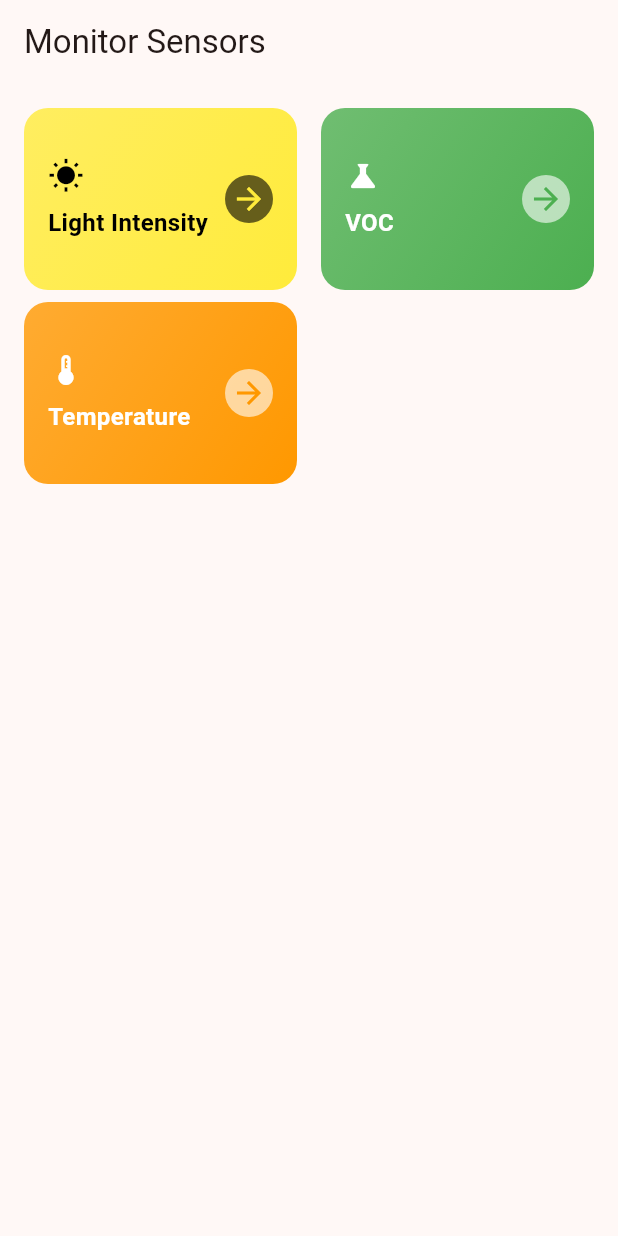
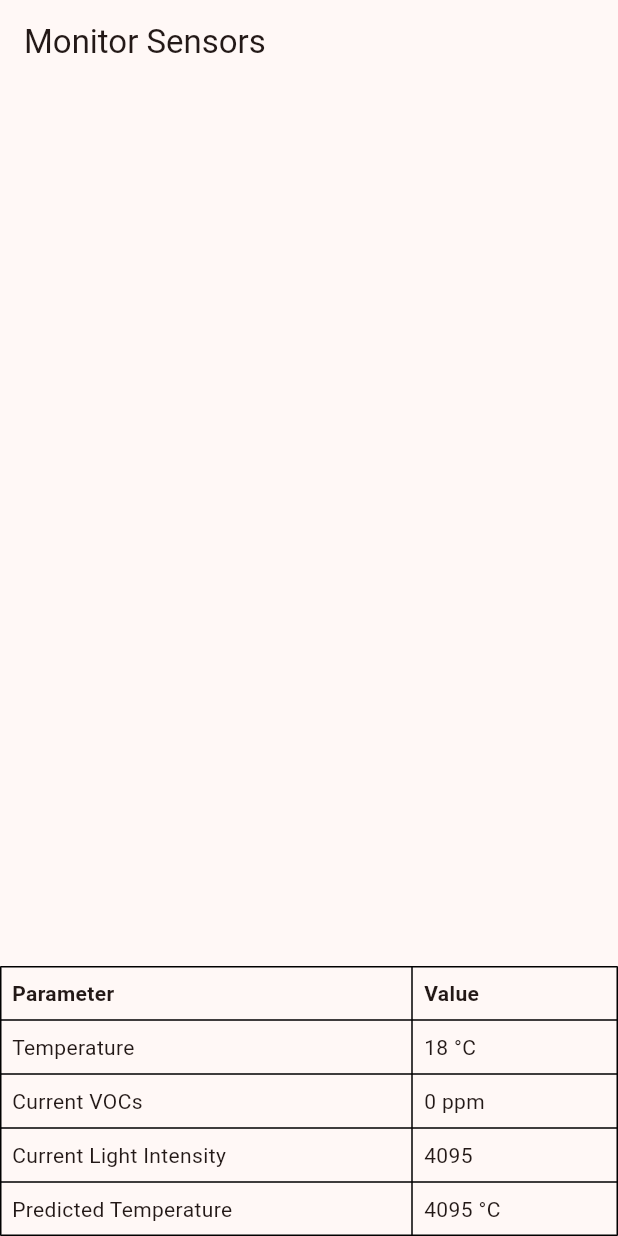
Before and after one commit to Y-Joe177/PoultryGuard, a Flutter app: the screen it shows after launch, on a phone screen of 412 x 824 dp. Run offline on Flutter 3.47's test engine with Material 3 defaults, Android fonts, the light colour scheme and no system bars; our stand-ins replace firebase_core, firebase_database, fl_chart; accounts and stored records are empty; Roboto replaces fonts that are missing (Cursive).

Commit message:
Update main.dart

```diff
--- a/lib/main.dart
+++ b/lib/main.dart
@@ -40,10 +40,91 @@ class MyApp extends StatelessWidget {
         colorScheme: ColorScheme.fromSeed(seedColor: Colors.deepOrange),
         useMaterial3: true,
       ),
-      initialRoute: '/', // Added initial route for clarity
-      routes: {
-        '/': (ctx) => const HomeScreen(),
-      },
+      home: const HomeScreen(),
     );
   }
 }
+
+class HomeScreen extends StatelessWidget {
+  const HomeScreen({super.key});
+
+  @override
+  Widget build(BuildContext context) {
+    return Scaffold(
+      appBar: AppBar(
+        title: const Text('Monitor Sensors'),
+      ),
+      body: Column(
+        children: [
+          // Add other widgets here (e.g., buttons, cards)
+          const Spacer(), // Pushes the table to the bottom of the screen
+          Table(
+            border: TableBorder.all(),
+            columnWidths: const {
+              0: FlexColumnWidth(2), // Adjusts column width proportions
+              1: FlexColumnWidth(1),
+            },
+            children: const [
+              TableRow(children: [
+                Padding(
+                  padding: EdgeInsets.all(8.0),
+                  child: Text(
+                    'Parameter',
+                    style: TextStyle(fontWeight: FontWeight.bold),
+                  ),
+                ),
+                Padding(
+                  padding: EdgeInsets.all(8.0),
+                  child: Text(
+                    'Value',
+                    style: TextStyle(fontWeight: FontWeight.bold),
+                  ),
+                ),
+              ]),
+              TableRow(children: [
+                Padding(
+                  padding: EdgeInsets.all(8.0),
+                  child: Text('Temperature'),
+                ),
+                Padding(
+                  padding: EdgeInsets.all(8.0),
+                  child: Text('18 °C'),
+                ),
+              ]),
+              TableRow(children: [
+                Padding(
+                  padding: EdgeInsets.all(8.0),
+                  child: Text('Current VOCs'),
+                ),
+                Padding(
+                  padding: EdgeInsets.all(8.0),
+                  child: Text('0 ppm'),
+                ),
+              ]),
+              TableRow(children: [
+                Padding(
+                  padding: EdgeInsets.all(8.0),
+                  child: Text('Current Light Intensity'),
+                ),
+                Padding(
+                  padding: EdgeInsets.all(8.0),
+                  child: Text('4095'),
+                ),
+              ]),
+              TableRow(children: [
+                Padding(
+                  padding: EdgeInsets.all(8.0),
+                  child: Text('Predicted Temperature'),
+                ),
+                Padding(
+                  padding: EdgeInsets.all(8.0),
+                  child: Text('4095 °C'),
+                ),
+              ]),
+            ],
+          ),
+        ],
+      ),
+    );
+  }
+}
```
